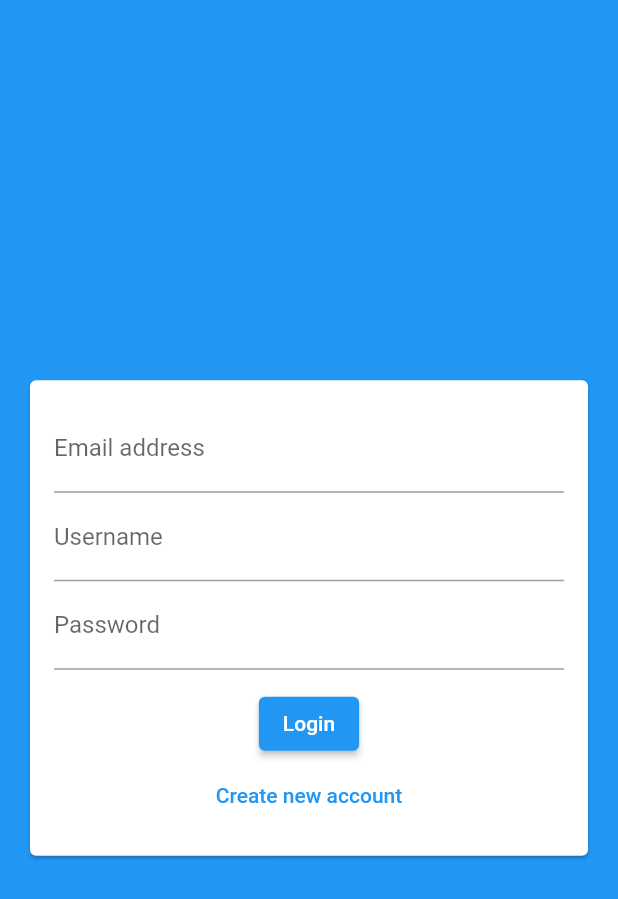
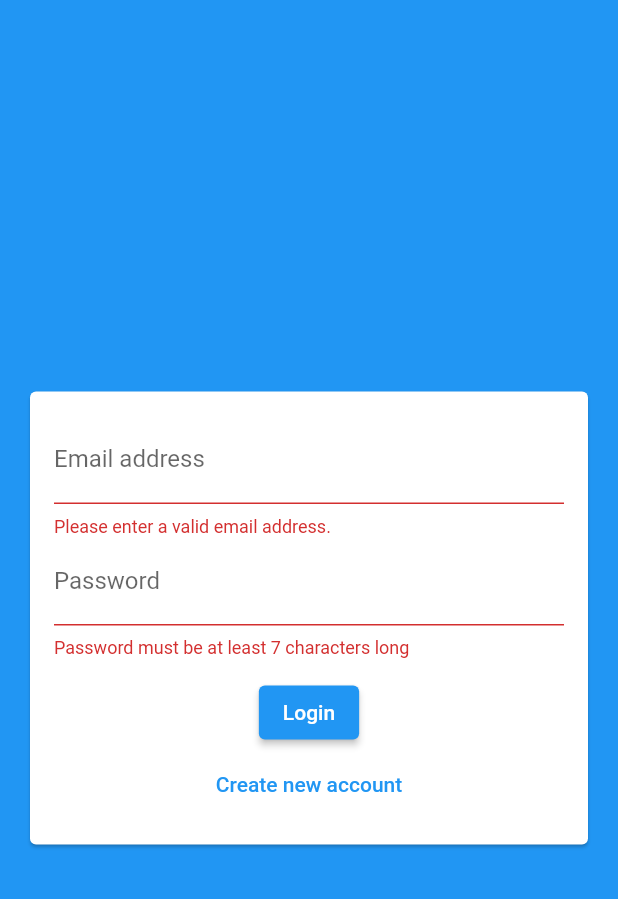
Before and after one commit to jecode93/chat_app, a Flutter app: the screen it shows after launch, after a tap on "Login", on a phone screen of 412 x 824 dp. Shown: the top 899 px of the screen. Run offline on Flutter 3.47's test engine with Material 2 defaults, Android fonts, the phone set to English and light mode, and no system bars; our stand-ins replace cloud_firestore; accounts and stored records are empty.

Commit message:
Creating an authentication Form

```diff
--- a/lib/widgets/auth/auth_form.dart
+++ b/lib/widgets/auth/auth_form.dart
@@ -8,6 +8,20 @@ class AuthForm extends StatefulWidget {
 }
 
 class _AuthFormState extends State<AuthForm> {
+  final _formkey = GlobalKey<FormState>();
+  var _isLogin = true;
+  String _userEmail = '';
+  String _userName = '';
+  String _userPassword = '';
+
+  void _trySubmit() {
+    final isValid = _formkey.currentState!.validate();
+    FocusScope.of(context).unfocus();
+    if (isValid) {
+      _formkey.currentState!.save();
+    }
+  }
+
   @override
   Widget build(BuildContext context) {
     return Center(
@@ -17,36 +31,74 @@ class _AuthFormState extends State<AuthForm> {
           child: Padding(
             padding: EdgeInsets.all(16),
             child: Form(
+              key: _formkey,
               child: Column(
                 mainAxisSize: MainAxisSize.min,
                 children: <Widget>[
                   TextFormField(
+                    key: ValueKey('email'),
+                    validator: (value) {
+                      if (value!.isEmpty || !value.contains('@')) {
+                        return 'Please enter a valid email address.';
+                      }
+                      return null;
+                    },
                     keyboardType: TextInputType.emailAddress,
                     decoration: InputDecoration(
                       labelText: 'Email address',
                     ),
+                    onSaved: (value) {
+                      _userEmail = value!;
+                    },
                   ),
+                  if (!_isLogin)
+                    TextFormField(
+                      key: ValueKey('username'),
+                      validator: (value) {
+                        if (value!.isEmpty || value.length < 4) {
+                          return 'Please enter at least 4 characters';
+                        }
+                        return null;
+                      },
+                      decoration: InputDecoration(
+                        labelText: 'Username',
+                      ),
+                      onSaved: (value) {
+                        _userName = value!;
+                      },
+                    ),
                   TextFormField(
-                    decoration: InputDecoration(
-                      labelText: 'Username',
-                    ),
-                  ),
-                  TextFormField(
+                    key: ValueKey('password'),
+                    validator: (value) {
+                      if (value!.isEmpty || value.length < 7) {
+                        return 'Password must be at least 7 characters long';
+                      }
+                      return null;
+                    },
                     obscureText: true,
                     decoration: InputDecoration(
                       labelText: 'Password',
                     ),
+                    onSaved: (value) {
+                      _userPassword = value!;
+                    },
                   ),
                   SizedBox(
                     height: 12,
                   ),
                   ElevatedButton(
-                    onPressed: () {},
-                    child: Text('Login'),
+                    onPressed: _trySubmit,
+                    child: Text(_isLogin ? 'Login' : 'Sign up'),
                   ),
                   TextButton(
-                    onPressed: () {},
-                    child: Text('Create new account'),
+                    onPressed: () {
+                      setState(() {
+                        _isLogin = !_isLogin;
+                      });
+                    },
+                    child: Text(_isLogin
+                        ? 'Create new account'
+                        : 'I already have an account'),
                   )
                 ],
               ),
```
